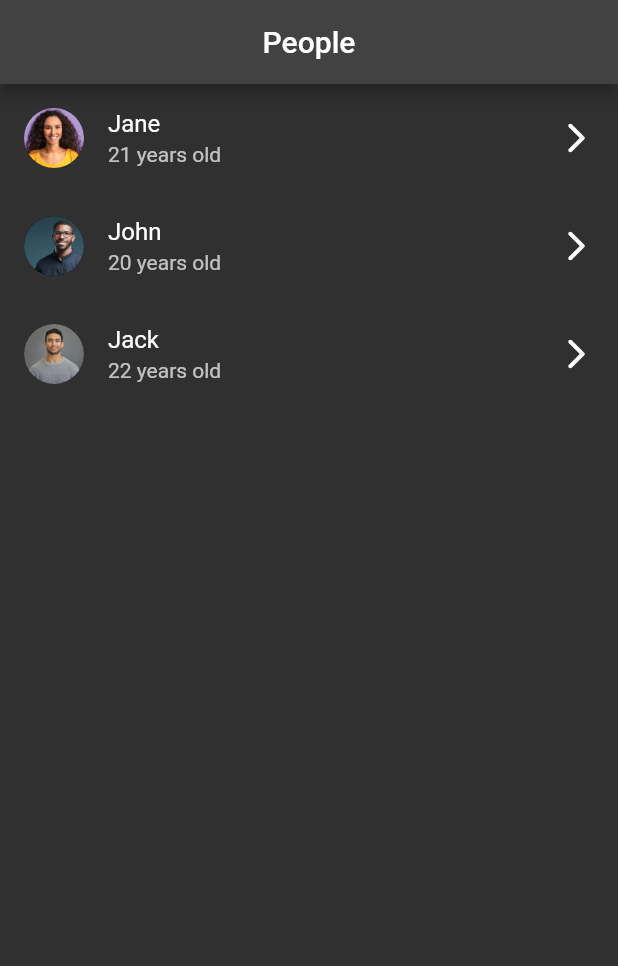
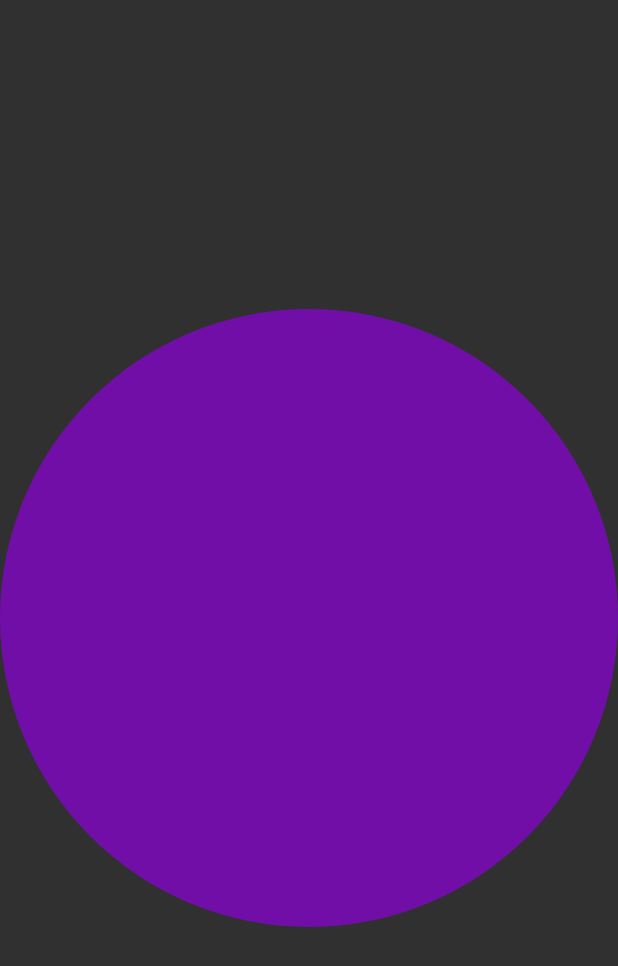
Before and after one commit to VeronikaHaichenko/animations, a Flutter app: the screen it shows after launch, on a phone screen of 412 x 824 dp. Shown: the top 966 px of the screen. Run offline on Flutter 3.47's test engine with Material 2 defaults, Android fonts, the phone set to English and light mode, and no system bars; our stand-ins replace lottie, rive.

Commit message:
added tween colors

```diff
--- a/lib/hero/users_list_page.dart
+++ b/lib/hero/users_list_page.dart
@@ -1,8 +1,6 @@
 // ignore_for_file: public_member_api_docs, sort_constructors_first
 import 'package:animations_course/hero/details_page.dart';
 import 'package:flutter/material.dart';
-import 'package:flutter/src/widgets/container.dart';
-import 'package:flutter/src/widgets/framework.dart';
 import 'package:uuid/uuid.dart';
 
 class UsersListPage extends StatelessWidget {
--- a/lib/main.dart
+++ b/lib/main.dart
@@ -6,6 +6,7 @@ import 'package:animations_course/hero/users_list_page.dart';
 import 'package:animations_course/menu/menu_page.dart';
 import 'package:animations_course/rive_example.dart';
 import 'package:animations_course/lottie_example.dart';
+import 'package:animations_course/tween_colors.dart';
 import 'package:flutter/material.dart';
 
 void main() {
@@ -22,7 +23,7 @@ class MyApp extends StatelessWidget {
       themeMode: ThemeMode.dark,
       debugShowCheckedModeBanner: false,
       debugShowMaterialGrid: false,
-      home: const UsersListPage(),
+      home: const TweenColors(),
     );
   }
 }
--- /dev/null
+++ b/lib/tween_colors.dart
@@ -0,0 +1,51 @@
+import 'dart:math';
+
+import 'package:flutter/material.dart';
+
+class TweenColors extends StatefulWidget {
+  const TweenColors({super.key});
+
+  @override
+  State<TweenColors> createState() => _TweenColorsState();
+}
+
+Color getRandomColor() => Color(
+      0xFF000000 + Random().nextInt(0x00FFFFFF),
+    );
+
+class _TweenColorsState extends State<TweenColors> {
+  Color _color = getRandomColor();
+/*
+  A R G B - 32 bits:
+    A = Alpha (0 - 255) - 8 bits - oppacity
+    R = Red (0 - 255) - 8 bits
+    G = Green (0 - 255) - 8 bits
+    B = Blue (0 - 255) - 8 bits
+
+  Example:
+  0xFFFFFFFF - 0xFF(Alpha 255)FF(Red 255)FF(Green 255)FF(Blue 255)
+*/
+
+  @override
+  Widget build(BuildContext context) {
+    return Scaffold(
+      body: Center(
+        child: TweenAnimationBuilder(
+            tween: ColorTween(begin: getRandomColor(), end: _color),
+            duration: const Duration(seconds: 1),
+            onEnd: () => setState(() {
+                  _color = getRandomColor();
+                }),
+            builder: (context, color, _) {
+              return Container(
+                width: MediaQuery.of(context).size.width,
+                decoration: BoxDecoration(
+                  shape: BoxShape.circle,
+                  color: color,
+                ),
+              );
+            }),
+      ),
+    );
+  }
+}
```
Also changed, not shown: pubspec.lock.
